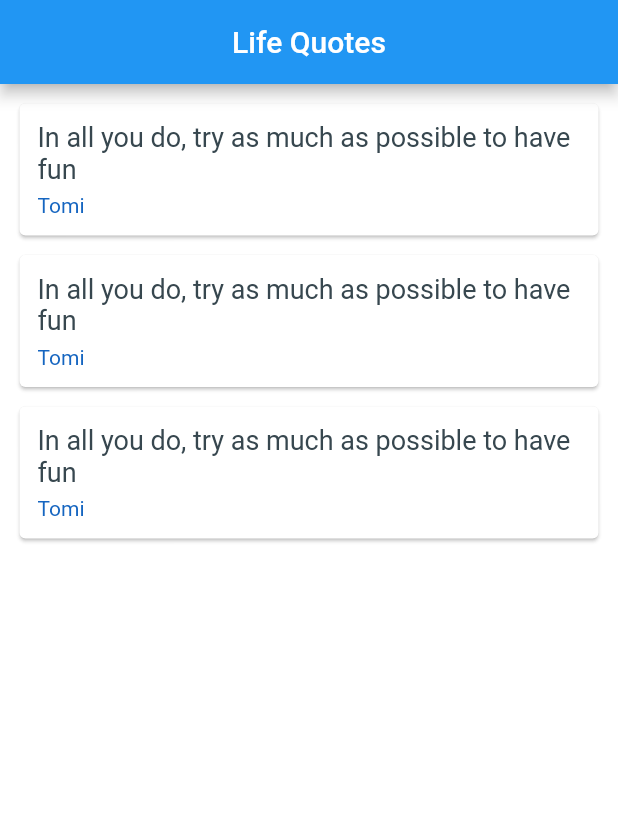
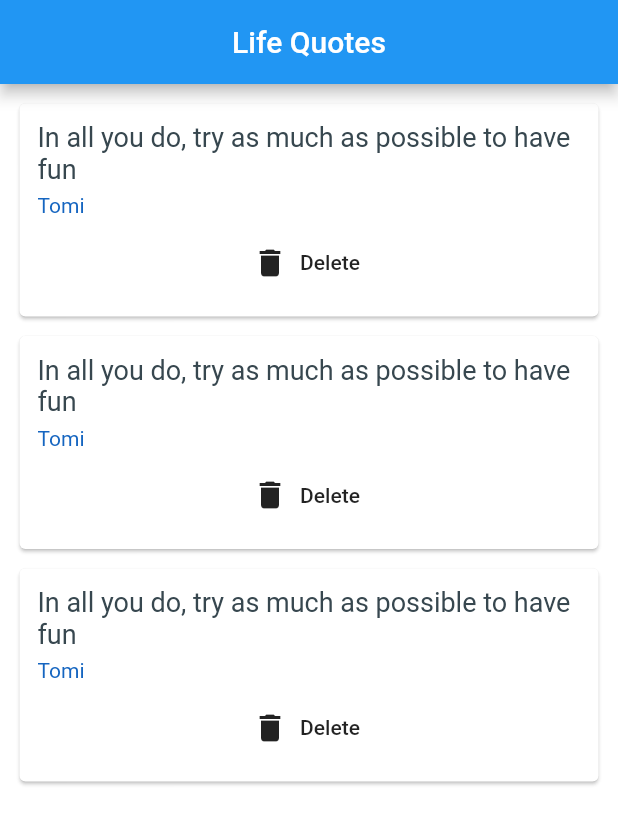
Before and after one commit to adekanyetomie/cards, a Flutter app: the screen it shows after launch, on a phone screen of 412 x 824 dp. Shown: the top 824 px of the screen. Run offline on Flutter 3.47's test engine with Material 2 defaults, Android fonts, the phone set to English and light mode, and no system bars.

```diff
--- a/lib/main.dart
+++ b/lib/main.dart
@@ -15,9 +15,11 @@ class QuoteList extends StatefulWidget {
 class _QuoteListState extends State<QuoteList> {
 
   List<Quote> quotes =[
-  Quote(text:'In all you do, try as much as possible to have fun', author:'Tomi'),
-  Quote(text:'In all you do, try as much as possible to have fun', author:'Tomi'),
-  Quote(text:'In all you do, try as much as possible to have fun', author:'Tomi'),
+    Quote(text:'In all you do, try as much as possible to have fun', author:'Tomi'),
+    Quote(text:'In all you do, try as much as possible to have fun', author:'Tomi'),
+    Quote(text:'In all you do, try as much as possible to have fun', author:'Tomi'),
+
+
 
   ];
 
@@ -32,7 +34,14 @@ class _QuoteListState extends State<QuoteList> {
         backgroundColor: Colors.blue[500],
       ),
       body: Column(
-        children: quotes.map((quote) =>  QuoteCard(quote: quote)).toList(),
+        children: quotes.map((quote) =>  QuoteCard(
+            quote: quote,
+            delete: (){
+              setState(() {
+                quotes.remove(quote);
+              });
+            }
+         )).toList(),
       )
     );
   }
--- a/lib/quotecard.dart
+++ b/lib/quotecard.dart
@@ -5,7 +5,8 @@ import 'package:flutter/material.dart';
 
 class QuoteCard extends StatelessWidget {
   final Quote quote;
-  QuoteCard({this.quote});
+  final Function delete;
+  QuoteCard({this.quote, this.delete});
 
   @override
   Widget build(BuildContext context) {
@@ -31,6 +32,12 @@ class QuoteCard extends StatelessWidget {
                   color:Colors.blue[800]
               ),
             ),
+            SizedBox(height: 6.0),
+            FlatButton.icon(
+                onPressed: delete,
+              label: Text('Delete'),
+              icon: Icon(Icons.delete),
+            )
 
           ],
         ),
```
